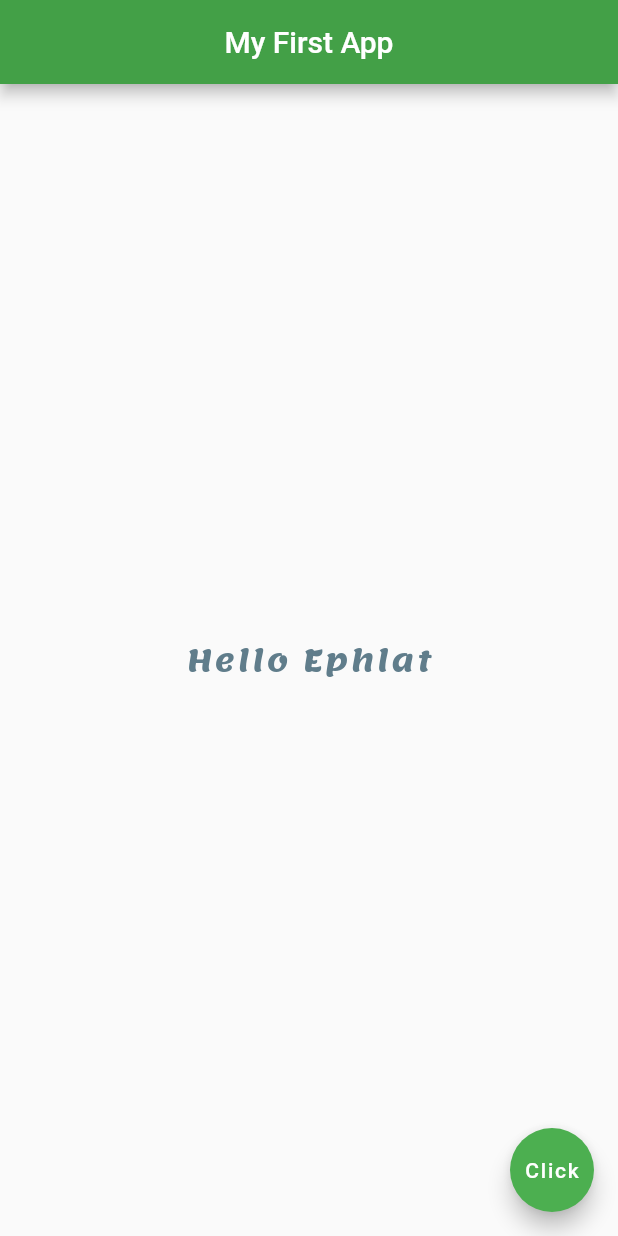
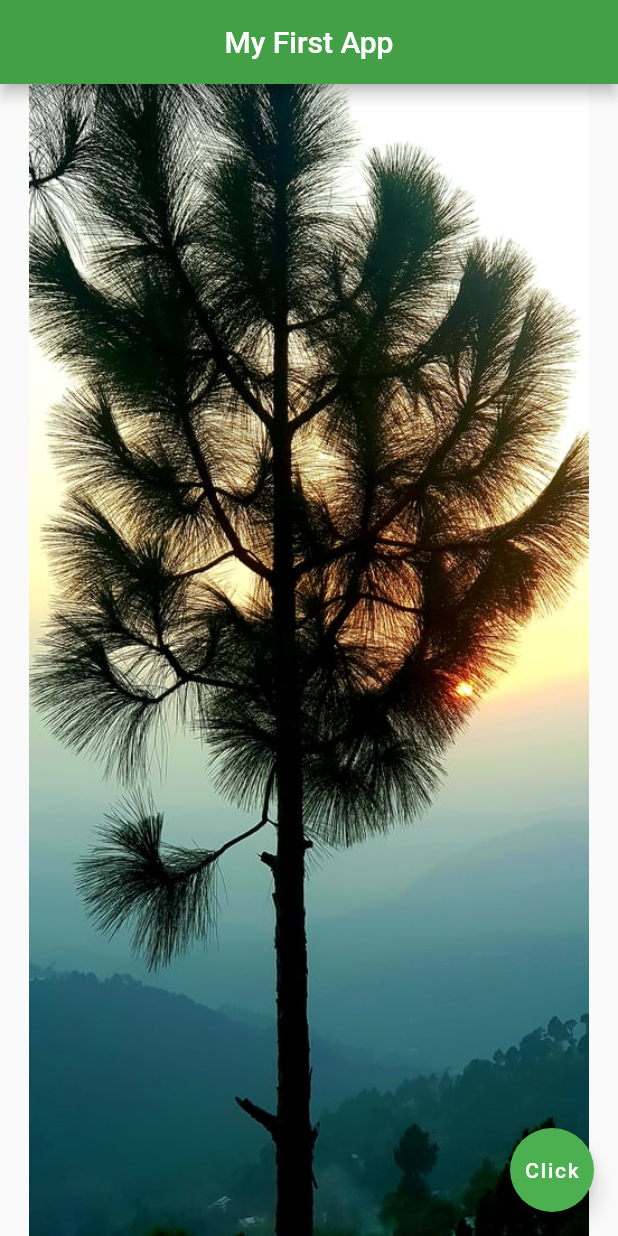
Before and after one commit to ezekielphlat/my-flutter-app, a Flutter app: the screen it shows after launch, on a phone screen of 412 x 824 dp. Run offline on Flutter 3.47's test engine with Material 2 defaults, Android fonts, the phone set to English and light mode, and no system bars.

Commit message:
using images and assets

```diff
--- a/lib/main.dart
+++ b/lib/main.dart
@@ -14,16 +14,7 @@ class Home extends StatelessWidget {
         backgroundColor: Colors.green[600],
       ),
       body: Center(
-        child: Text(
-          'Hello Ephlat',
-          style: TextStyle(
-            fontSize: 20.0,
-            fontWeight: FontWeight.bold,
-            letterSpacing: 2.0,
-            color: Colors.blueGrey,
-            fontFamily: 'lemonada',
-          ),
-        ),
+        child:Image.asset('assets/nature-3.jpg') // can also use Image.network
       ),
       floatingActionButton: FloatingActionButton(
         onPressed: () {},
--- a/pubspec.yaml
+++ b/pubspec.yaml
@@ -45,9 +45,8 @@ flutter:
   uses-material-design: true
 
   # To add assets to your application, add an assets section, like this:
-  # assets:
-  #   - images/a_dot_burr.jpeg
-  #   - images/a_dot_ham.jpeg
+  assets:
+   - assets/
 
   # An image asset can refer to one or more resolution-specific "variants", see
   # https://flutter.dev/assets-and-images/#resolution-aware.
```
Also changed, not shown: assets/nature-1.jpg (added), assets/nature-2.jpg (added), assets/nature-3.jpg (added).
